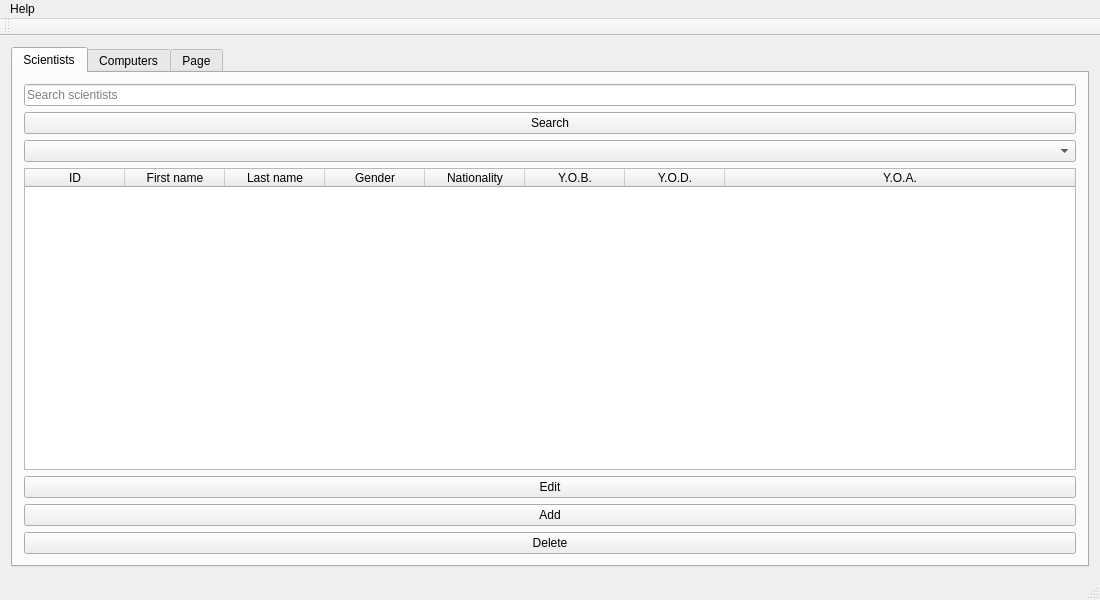
Qt form Gui-Vln-2016/mainwindow.ui (ivark16/Vln-2016) before a commit.
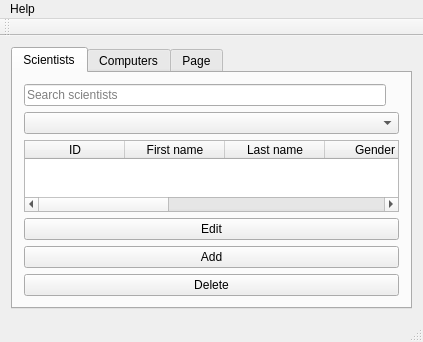
The same form after that commit. The open tabs and pages were chosen to show the change.

Commit message: Klara search

The edit to the form file:
```diff
--- a/Gui-Vln-2016/mainwindow.ui
+++ b/Gui-Vln-2016/mainwindow.ui
@@ -6,8 +6,8 @@
    <rect>
     <x>0</x>
     <y>0</y>
-    <width>1100</width>
-    <height>600</height>
+    <width>423</width>
+    <height>321</height>
    </rect>
   </property>
   <property name="baseSize">
@@ -37,6 +37,8 @@
        </attribute>
        <layout class="QVBoxLayout" name="verticalLayout">
         <item>
+         <layout class="QHBoxLayout" name="horizontalLayout_2">
+          <item>
          <widget class="QLineEdit" name="lineEditScientist">
           <property name="placeholderText">
            <string>Search scientists</string>
@@ -44,11 +46,13 @@
          </widget>
         </item>
         <item>
-         <widget class="QPushButton" name="pushButtonSearchScientist">
+           <widget class="QLabel" name="labelErrorMessageFromScientist">
           <property name="text">
-           <string>Search</string>
-          </property>
-         </widget>
+             <string/>
+            </property>
+           </widget>
+          </item>
+         </layout>
         </item>
         <item>
          <widget class="QComboBox" name="comboBoxScientist"/>
@@ -270,8 +274,8 @@
     <rect>
      <x>0</x>
      <y>0</y>
-     <width>1100</width>
-     <height>22</height>
+     <width>423</width>
+     <height>17</height>
     </rect>
    </property>
    <widget class="QMenu" name="menuHelp">
```
Left out of the diff: 2 changed lines with no effect on the pictures. Lines whose indentation alone changed are shown as unchanged. The commit also changes 6 other files.
